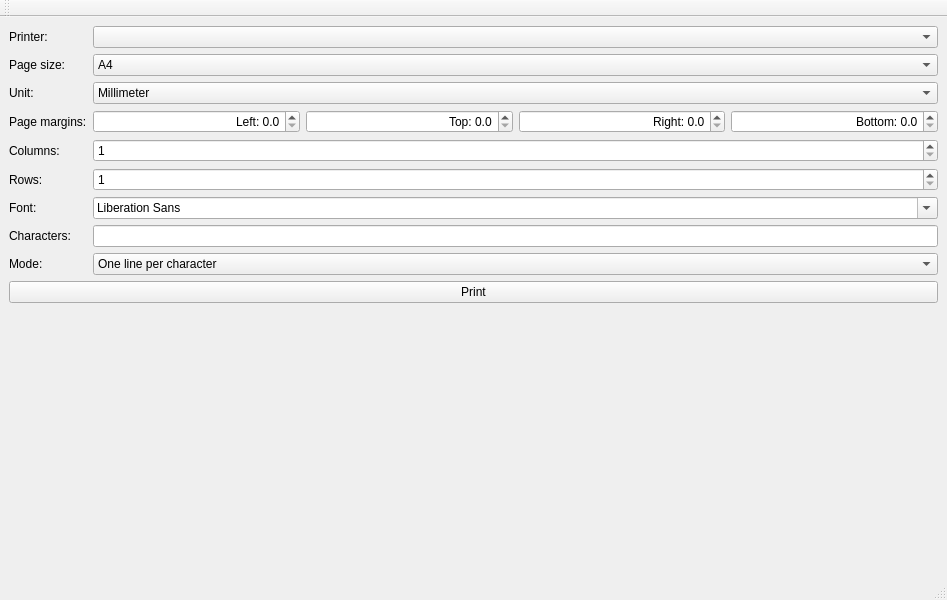
karoyqiu/copybook, file mainwindow.ui: the form before one commit.
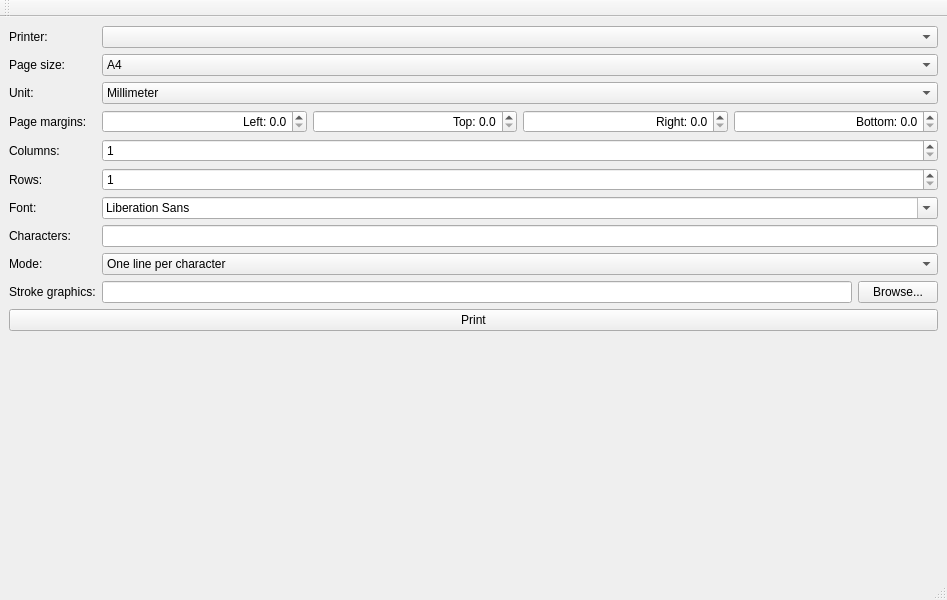
The form after the commit.

The edit to the form file:
```diff
--- a/mainwindow.ui
+++ b/mainwindow.ui
@@ -11,7 +11,7 @@
    </rect>
   </property>
   <widget class="QWidget" name="centralwidget">
-   <layout class="QHBoxLayout" name="centralLayout" stretch="0">
+   <layout class="QHBoxLayout" name="centralLayout">
     <item>
      <layout class="QFormLayout" name="formLayout">
       <item row="0" column="0">
@@ -229,13 +229,37 @@
         </item>
        </widget>
       </item>
-      <item row="9" column="0" colspan="2">
+      <item row="10" column="0" colspan="2">
        <widget class="QPushButton" name="buttonPrint">
         <property name="text">
          <string>Print</string>
         </property>
        </widget>
       </item>
+      <item row="9" column="1">
+       <layout class="QHBoxLayout" name="horizontalLayout_2">
+        <item>
+         <widget class="QLineEdit" name="editStrokeGraphics"/>
+        </item>
+        <item>
+         <widget class="QPushButton" name="buttonBrowseStroke">
+          <property name="text">
+           <string>Browse...</string>
+          </property>
+         </widget>
+        </item>
+       </layout>
+      </item>
+      <item row="9" column="0">
+       <widget class="QLabel" name="label_10">
+        <property name="text">
+         <string>Stroke graphics:</string>
+        </property>
+        <property name="buddy">
+         <cstring>editStrokeGraphics</cstring>
+        </property>
+       </widget>
+      </item>
      </layout>
     </item>
    </layout>
```
Left out of the diff: 10 changed lines with no effect on the pictures.
